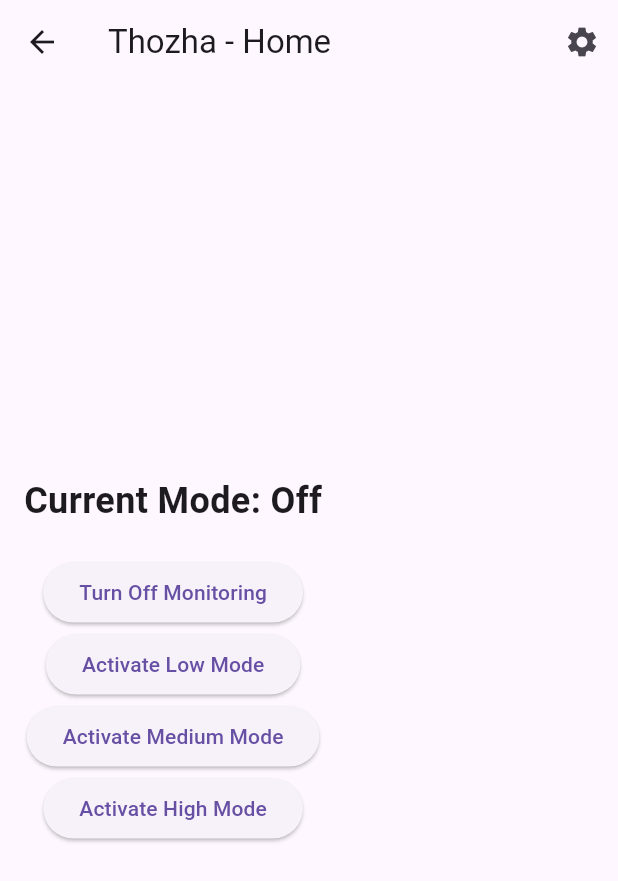
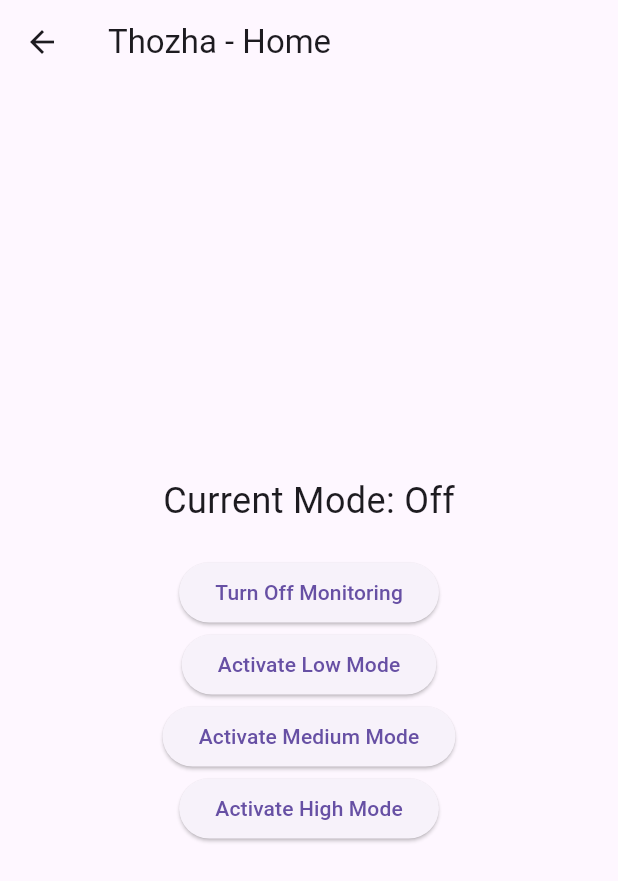
Before and after one commit to SeventhSense-sih/thozha, a Flutter app: the HomeScreen screen opened by its route, after a tap on "Turn Off Monitoring", on a phone screen of 412 x 824 dp. Shown: the top 881 px of the screen. Run offline on Flutter 3.47's test engine with Material 3 defaults, Android fonts, the phone set to English and light mode, and no system bars; our stand-ins replace cloud_firestore, firebase_auth, firebase_core, firebase_messaging, flutter_local_notifications, google_sign_in and 3 more; accounts and stored records are empty.

Commit message:
rollback to previous update.

```diff
--- a/lib/screens/home_screen.dart
+++ b/lib/screens/home_screen.dart
@@ -1,5 +1,7 @@
+// home_screen.dart
 import 'package:flutter/material.dart';
-import 'package:thozha/services//voice_recognition_service.dart';
+import 'package:location/location.dart';
+import 'package:thozha/services/voice_recognition_service.dart';
 import 'package:thozha/services/notification_service.dart';
 
 class HomeScreen extends StatefulWidget {
@@ -8,54 +10,81 @@ class HomeScreen extends StatefulWidget {
 }
 
 class _HomeScreenState extends State<HomeScreen> {
-  String _currentMode = "Off"; // Initial mode is "Off"
-  // SensorService sensorService = SensorService();
   VoiceRecognitionService voiceService = VoiceRecognitionService();
   NotificationService notificationService = NotificationService();
+
+  Location _location = Location();
+  LocationData? _currentLocation;
+  String _currentMode = "Off"; // To display the current mode on the screen
 
   @override
   void initState() {
     super.initState();
-    notificationService.initialize(); // Initialize notifications
+    notificationService.initialize();
+    _getLocation();
   }
 
-  void _changeMode(String mode) {
+  Future<void> _getLocation() async {
+    bool _serviceEnabled;
+    PermissionStatus _permissionGranted;
+
+    _serviceEnabled = await _location.serviceEnabled();
+    if (!_serviceEnabled) {
+      _serviceEnabled = await _location.requestService();
+      if (!_serviceEnabled) {
+        return;
+      }
+    }
+
+    _permissionGranted = await _location.hasPermission();
+    if (_permissionGranted == PermissionStatus.denied) {
+      _permissionGranted = await _location.requestPermission();
+      if (_permissionGranted != PermissionStatus.granted) {
+        return;
+      }
+    }
+
+    _currentLocation = await _location.getLocation();
+    setState(() {}); // Refresh the UI once location is fetched
+  }
+
+  Future<void> _changeMode(String mode) async {
     setState(() {
-      _currentMode = mode;
+      _currentMode = mode; // Update mode display
     });
 
     switch (mode) {
       case "Off":
-        // Stop monitoring
-        //.disconnectFromDevice();
         voiceService.stopListening();
-        print("Monitoring turned off.");
         break;
       case "Low":
-        // Start low-level monitoring
-        // sensorService.connectToWatch();
         voiceService.startListening((keyword) {
           print("Code word detected: $keyword");
-          _changeMode(
-              "Medium"); // Change to Medium mode if the code word is detected
+          _changeMode("Medium");
         });
-        print("Low-level monitoring activated.");
         break;
       case "Medium":
-        // Stop listening and take action
         voiceService.stopListening();
         notificationService.sendAlert("Medium Alert: User needs help!");
-        print("Medium mode activated. Sending alerts and monitoring.");
         break;
       case "High":
-        // Stop listening and take high action
         voiceService.stopListening();
         notificationService
             .sendAlert("High Alert: Immediate assistance needed!");
-        print("High mode activated. Immediate alerts and alarms.");
         break;
-      default:
-        break;
+    }
+  }
+
+  Widget _locationButton() {
+    if (_currentLocation != null) {
+      return ElevatedButton(
+        onPressed: () {}, // Define an appropriate action for location button
+        child: Text(
+            'Location: Lat: ${_currentLocation!.latitude}, Lon: ${_currentLocation!.longitude}'),
+      );
+    } else {
+      return SizedBox
+          .shrink(); // Render an empty box if location is not available
     }
   }
 
@@ -64,25 +93,12 @@ class _HomeScreenState extends State<HomeScreen> {
     return Scaffold(
       appBar: AppBar(
         title: Text('Thozha - Home'),
-        actions: [
-          IconButton(
-            icon: Icon(Icons.settings),
-            onPressed: () {
-              // Navigate to settings screen if needed
-              print("Navigating to settings.");
-            },
-          ),
-        ],
       ),
-      body: Padding(
-        padding: const EdgeInsets.all(16.0),
+      body: Center(
         child: Column(
           mainAxisAlignment: MainAxisAlignment.center,
-          children: [
-            Text(
-              'Current Mode: $_currentMode',
-              style: TextStyle(fontSize: 24, fontWeight: FontWeight.bold),
-            ),
+          children: <Widget>[
+            Text('Current Mode: $_currentMode', style: TextStyle(fontSize: 24)),
             SizedBox(height: 20),
             ElevatedButton(
               onPressed: () => _changeMode("Off"),
@@ -100,6 +116,7 @@ class _HomeScreenState extends State<HomeScreen> {
               onPressed: () => _changeMode("High"),
               child: Text('Activate High Mode'),
             ),
+            _locationButton(),
           ],
         ),
       ),
--- a/lib/services/notification_service.dart
+++ b/lib/services/notification_service.dart
@@ -1,5 +1,7 @@
+// lib/services/notification_service.dart
 import 'package:firebase_messaging/firebase_messaging.dart';
 import 'package:flutter_local_notifications/flutter_local_notifications.dart';
+import 'package:cloud_firestore/cloud_firestore.dart';
 
 class NotificationService {
   final FirebaseMessaging _firebaseMessaging = FirebaseMessaging.instance;
@@ -10,11 +12,7 @@ class NotificationService {
     // Request permissions for iOS
     NotificationSettings settings = await _firebaseMessaging.requestPermission(
       alert: true,
-      announcement: false,
       badge: true,
-      carPlay: false,
-      criticalAlert: false,
-      provisional: false,
       sound: true,
     );
 
@@ -23,17 +21,14 @@ class NotificationService {
     // Initialize local notifications
     const AndroidInitializationSettings initializationSettingsAndroid =
         AndroidInitializationSettings('@mipmap/ic_launcher');
-
     const InitializationSettings initializationSettings =
         InitializationSettings(
       android: initializationSettingsAndroid,
     );
 
-    // Updated initialization method to use the new API
     await _flutterLocalNotificationsPlugin.initialize(
       initializationSettings,
       onDidReceiveNotificationResponse: (NotificationResponse response) async {
-        // Handle notification tap
         if (response.payload != null) {
           print('Notification payload: ${response.payload}');
           // Handle the payload action
@@ -54,14 +49,25 @@ class NotificationService {
   static Future<void> _firebaseMessagingBackgroundHandler(
       RemoteMessage message) async {
     print('Handling a background message: ${message.messageId}');
-    // You can perform background tasks here if needed
   }
 
   Future<void> sendAlert(String message) async {
-    // Logic to send a notification or update via Firebase Cloud Functions
-    // You can send a message to a specific topic or user
-    print('Sending alert: $message');
-    // For example, you might trigger a Firebase function that sends a notification
+    // Here, we simulate sending an alert by saving it to Firestore.
+    // You could also use Firebase Functions to send push notifications directly.
+
+    // Example: Save alert details to Firestore
+    try {
+      CollectionReference alerts =
+          FirebaseFirestore.instance.collection('alerts');
+      await alerts.add({
+        'message': message,
+        'timestamp': FieldValue.serverTimestamp(),
+      });
+
+      print('Alert sent: $message');
+    } catch (e) {
+      print('Failed to send alert: $e');
+    }
   }
 
   Future<void> _showLocalNotification(RemoteMessage message) async {
@@ -72,7 +78,6 @@ class NotificationService {
       channelDescription: 'your_channel_description',
       importance: Importance.high,
       priority: Priority.high,
-      showWhen: true,
     );
 
     const NotificationDetails platformChannelSpecifics =
--- a/pubspec.yaml
+++ b/pubspec.yaml
@@ -23,6 +23,9 @@ dependencies:
   permission_handler: 11.3.1
   shared_preferences: 2.3.2
   url_launcher: 6.3.0
+  location: ^7.0.0
+  geolocator: ^12.0.0
+
 
 # Add any other dependencies you need for your project here
 
```
Also changed, not shown: lib/main.dart (+9 -3 lines), pubspec.lock.
